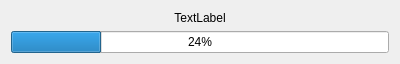
Before: the Qt Designer form Upgrader/upgrader.ui in HuangHuafeng/repeat, drawn with Qt 5.
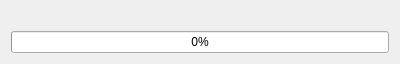
After: the same form once the commit is applied.

What changed in the file:
```diff
--- a/Upgrader/upgrader.ui
+++ b/Upgrader/upgrader.ui
@@ -17,7 +17,7 @@
    <item>
     <widget class="QLabel" name="label">
      <property name="text">
-      <string>TextLabel</string>
+      <string/>
      </property>
      <property name="alignment">
       <set>Qt::AlignCenter</set>
@@ -27,7 +27,7 @@
    <item>
     <widget class="QProgressBar" name="pbExtracting">
      <property name="value">
-      <number>24</number>
+      <number>0</number>
      </property>
     </widget>
    </item>
```
